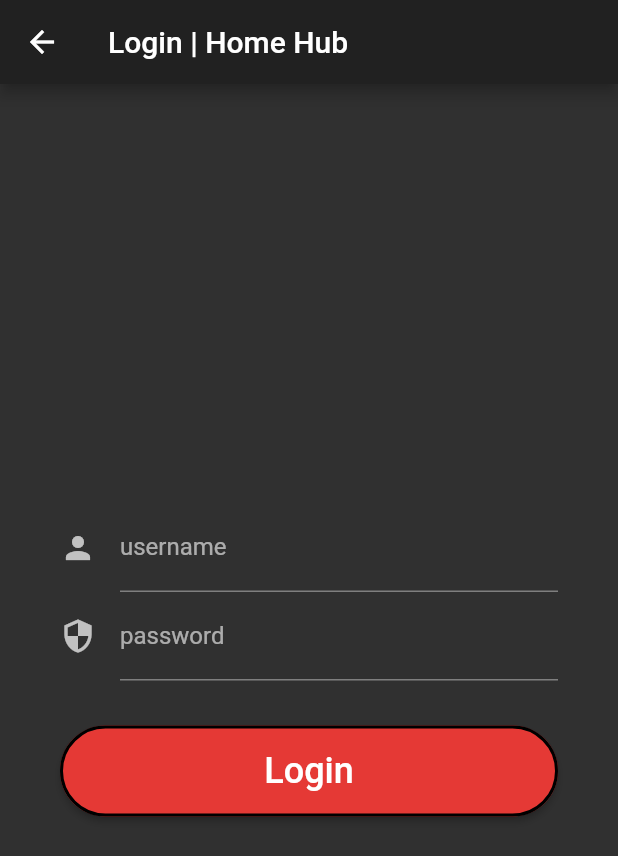
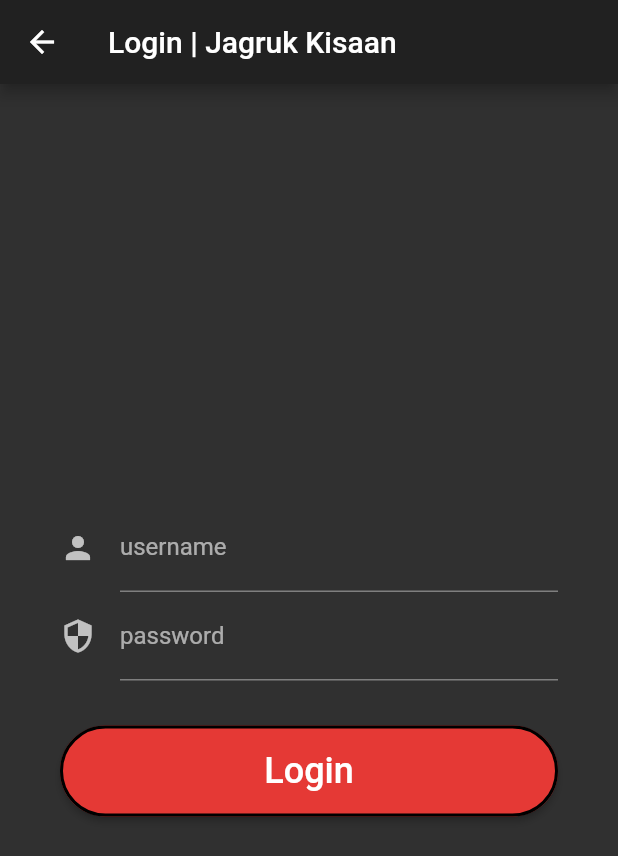
Before and after one commit to Beta-Trojans/JagrukKissan, a Flutter app: the LoginPage screen opened directly with empty values, on a phone screen of 412 x 824 dp. Shown: the top 856 px of the screen. Run offline on Flutter 3.47's test engine with Material 2 defaults, Android fonts, the phone set to English and light mode, and no system bars; our stand-ins replace bloc, equatable, flutter_bloc, sqflite; accounts and stored records are empty.

Commit message:
Update the details

```diff
--- a/lib/bloc_login/api_connection/api_connection.dart
+++ b/lib/bloc_login/api_connection/api_connection.dart
@@ -4,7 +4,7 @@
 import '../model/api_model.dart';
 import 'package:http/http.dart' as http;
 
-final _base = "https://home-hub-app.herokuapp.com";
+final _base = "https://jagrukkisan.herokuapp.com";
 final _tokenEndpoint = "/api-token-auth/";
 final _tokenURL = _base + _tokenEndpoint;
 
--- a/lib/bloc_login/database/user_database.dart
+++ b/lib/bloc_login/database/user_database.dart
@@ -46,6 +46,8 @@
       "CREATE TABLE $userTable ("
       "id INTEGER PRIMARY KEY, "
       "username TEXT, "
+      "contact TEXT, "
+      "pincode TEXT, "
       "token TEXT "
       ")"
     );
--- a/lib/bloc_login/login/login_page.dart
+++ b/lib/bloc_login/login/login_page.dart
@@ -18,7 +18,7 @@
   Widget build(BuildContext context) {
     return Scaffold(
       appBar: AppBar(
-        title: Text('Login | Home Hub'),
+        title: Text('Login | Jagruk Kisaan'),
       ),
       body: BlocProvider(
         create: (context) {
--- a/lib/bloc_login/model/api_model.dart
+++ b/lib/bloc_login/model/api_model.dart
@@ -2,7 +2,8 @@
   String username;
   String password;
 
-  UserLogin({this.username, this.password});
+
+  UserLogin({this.username, this.password, });
 
   Map <String, dynamic> toDatabaseJson() => {
     "username": this.username,
--- a/lib/bloc_login/model/user_model.dart
+++ b/lib/bloc_login/model/user_model.dart
@@ -2,21 +2,30 @@
   int id;
   String username;
   String token;
+  String contact;
+  String pincode;
 
   User(
       {this.id,
       this.username,
-      this.token});
+      this.contact,
+      this.pincode,
+      this.token,
+      });
 
   factory User.fromDatabaseJson(Map<String, dynamic> data) => User(
       id: data['id'],
       username: data['username'],
+      contact: data['contact'],
+      pincode: data['pincode'],
       token: data['token'],
   );
 
   Map<String, dynamic> toDatabaseJson() => {
         "id": this.id,
         "username": this.username,
+        "contact": this.contact,
+        "pincode": this.pincode,
         "token": this.token
       };
 }
--- a/lib/main.dart
+++ b/lib/main.dart
@@ -53,6 +53,7 @@
   @override
   Widget build (BuildContext context) {
     return MaterialApp(
+      debugShowCheckedModeBanner: false,
       theme: ThemeData(
         primarySwatch: Colors.red,
         brightness: Brightness.dark,
```
Also changed, not shown: 1 other file.
